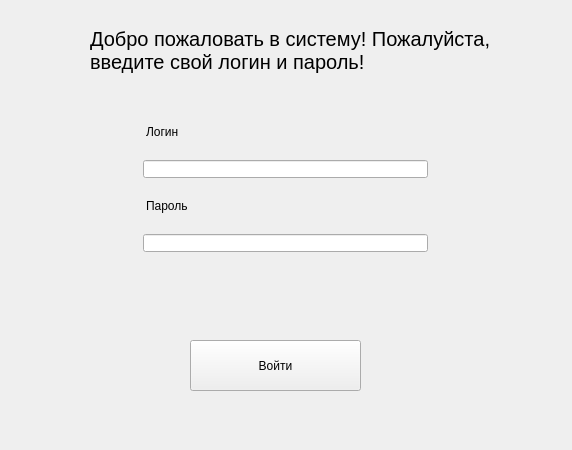
Before: the Qt Designer form UI/startWin.ui in Vittallya/MlApp, drawn with Qt 5.
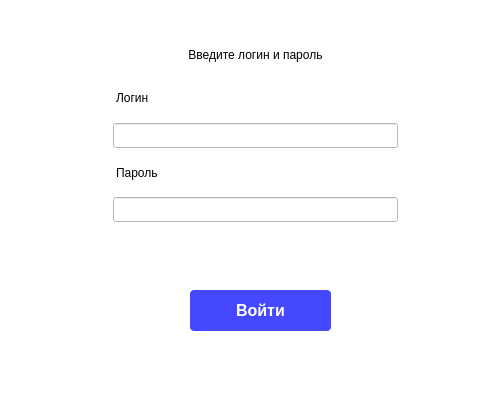
After: the same form once the commit is applied.

```diff
--- a/UI/startWin.ui
+++ b/UI/startWin.ui
@@ -6,51 +6,41 @@
    <rect>
     <x>0</x>
     <y>0</y>
-    <width>572</width>
-    <height>450</height>
+    <width>500</width>
+    <height>400</height>
    </rect>
   </property>
+  <property name="sizePolicy">
+   <sizepolicy hsizetype="Ignored" vsizetype="Ignored">
+    <horstretch>0</horstretch>
+    <verstretch>0</verstretch>
+   </sizepolicy>
+  </property>
+  <property name="minimumSize">
+   <size>
+    <width>500</width>
+    <height>400</height>
+   </size>
+  </property>
+  <property name="maximumSize">
+   <size>
+    <width>500</width>
+    <height>400</height>
+   </size>
+  </property>
   <property name="windowTitle">
-   <string>MainWindow</string>
+   <string>Аутентификация</string>
+  </property>
+  <property name="styleSheet">
+   <string notr="true">font: 9pt &quot;Trebuchet MS&quot;;
+background-color: white;</string>
   </property>
   <widget class="QWidget" name="centralwidget">
-   <widget class="QLabel" name="label_3">
-    <property name="geometry">
-     <rect>
-      <x>90</x>
-      <y>20</y>
-      <width>401</width>
-      <height>61</height>
-     </rect>
-    </property>
-    <property name="font">
-     <font>
-      <pointsize>-1</pointsize>
-      <kerning>true</kerning>
-     </font>
-    </property>
-    <property name="styleSheet">
-     <string notr="true">text-align: center;
-font-size: 20px;</string>
-    </property>
-    <property name="text">
-     <string>Добро пожаловать в систему! Пожалуйста, введите свой логин и пароль!</string>
-    </property>
-    <property name="textFormat">
-     <enum>Qt::PlainText</enum>
-    </property>
-    <property name="scaledContents">
-     <bool>true</bool>
-    </property>
-    <property name="wordWrap">
-     <bool>true</bool>
-    </property>
-   </widget>
    <widget class="QFrame" name="frame">
     <property name="geometry">
      <rect>
-      <x>60</x>
-      <y>100</y>
+      <x>30</x>
+      <y>70</y>
       <width>451</width>
       <height>161</height>
      </rect>
@@ -73,7 +63,20 @@
       </widget>
      </item>
      <item>
-      <widget class="QLineEdit" name="loginText"/>
+      <widget class="QLineEdit" name="loginText">
+       <property name="minimumSize">
+        <size>
+         <width>0</width>
+         <height>25</height>
+        </size>
+       </property>
+       <property name="maximumSize">
+        <size>
+         <width>400</width>
+         <height>25</height>
+        </size>
+       </property>
+      </widget>
      </item>
      <item>
       <widget class="QLabel" name="label">
@@ -84,6 +87,12 @@
      </item>
      <item>
       <widget class="QLineEdit" name="passwordText">
+       <property name="maximumSize">
+        <size>
+         <width>400</width>
+         <height>25</height>
+        </size>
+       </property>
        <property name="inputMask">
         <string/>
        </property>
@@ -95,15 +104,54 @@
     <property name="geometry">
      <rect>
       <x>190</x>
-      <y>340</y>
-      <width>171</width>
-      <height>51</height>
+      <y>290</y>
+      <width>141</width>
+      <height>41</height>
      </rect>
     </property>
+    <property name="cursor">
+     <cursorShape>PointingHandCursor</cursorShape>
+    </property>
+    <property name="styleSheet">
+     <string notr="true">QPushButton{
+border-radius: 4px;
+background-color: rgb(69, 72, 255);
+color: white;
+font-size: 12pt;
+font-weight: bold;
+
+}
+QPushButton:hover{
+background-color: rgb(49, 51, 182);
+cursor:pointer;
+}
+QPushButton:disabled{
+color: rgb(72, 72, 72);
+background-color: rgb(163, 163, 163);
+}</string>
+    </property>
     <property name="text">
      <string>Войти</string>
     </property>
    </widget>
+   <widget class="QLabel" name="label_4">
+    <property name="geometry">
+     <rect>
+      <x>110</x>
+      <y>30</y>
+      <width>291</width>
+      <height>51</height>
+     </rect>
+    </property>
+    <property name="styleSheet">
+     <string notr="true">font: 15pt &quot;Century Gothic&quot;;
+text-align: center;
+background-color: none;</string>
+    </property>
+    <property name="text">
+     <string>&lt;html&gt;&lt;head/&gt;&lt;body&gt;&lt;p align=&quot;center&quot;&gt;Введите логин и пароль&lt;/p&gt;&lt;/body&gt;&lt;/html&gt;</string>
+    </property>
+   </widget>
   </widget>
  </widget>
  <resources/>
```
